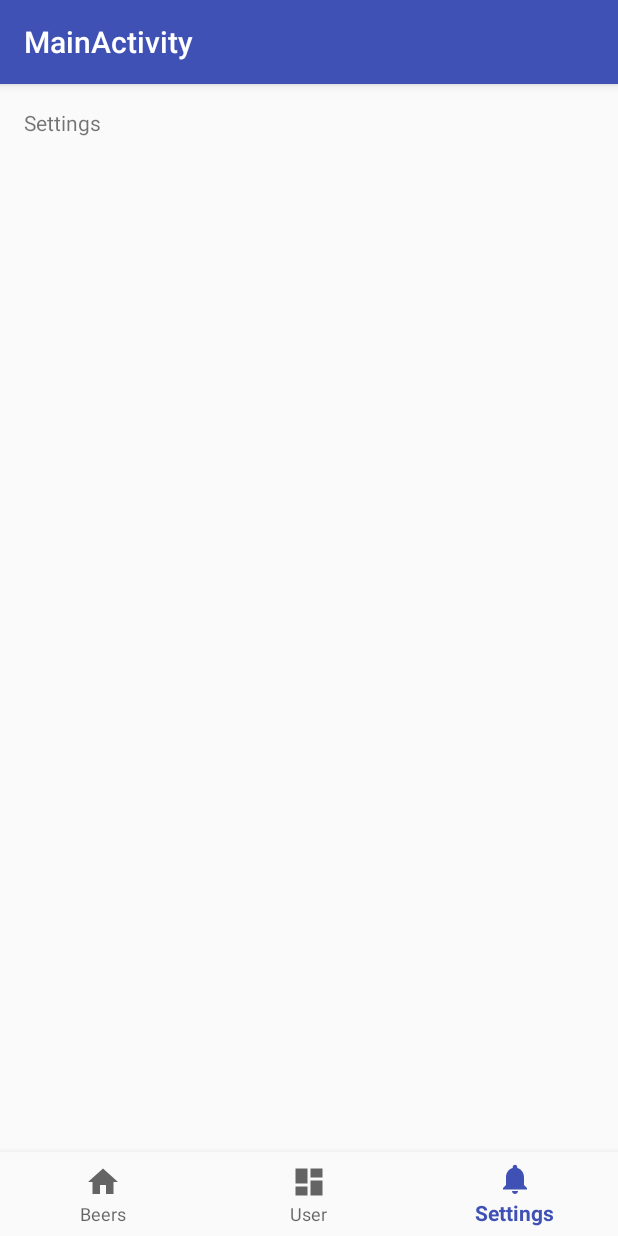
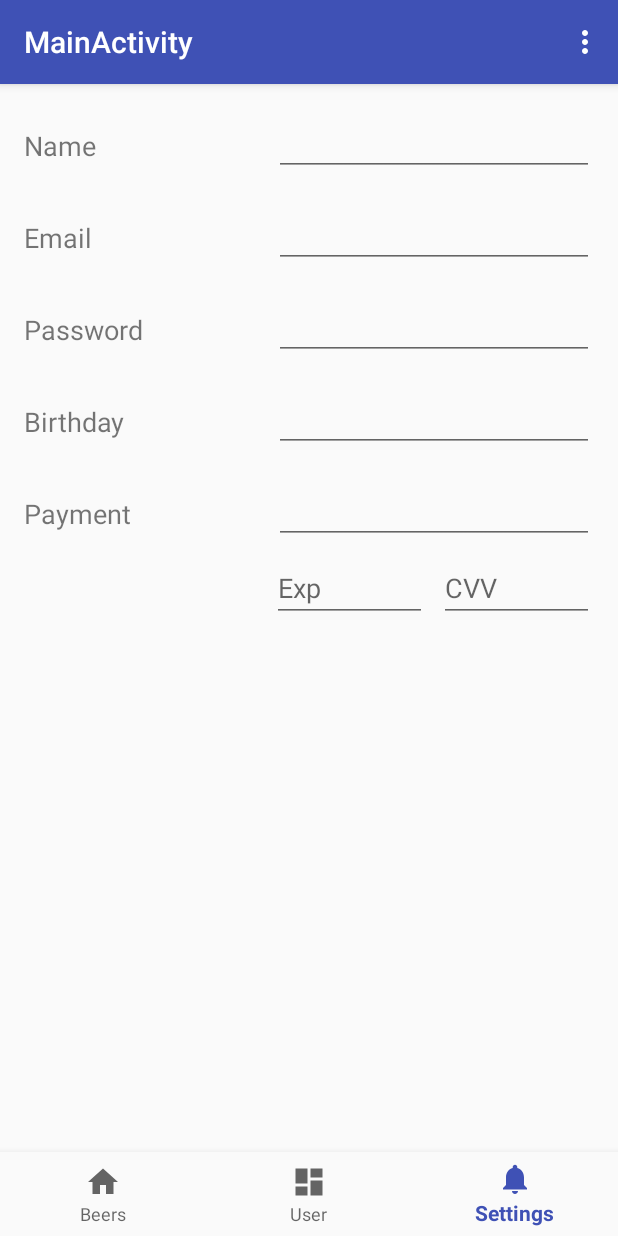
Before and after one commit to rayolanderos/UT-APT-FinalProject, an Android app: the screen it shows after launch once a user with an empty profile is signed in (MainActivity), item 3 of the bottom bar chosen, on a phone screen of 412 x 824 dp. Run offline under Robolectric (Android 15) with nearby library versions, the phone set to English and light mode, and no system bars; our stand-ins replace Firebase (no records; nobody signed in at launch, a user with empty details on screens opened directly).

Commit message:
Implemented sign out

```diff
--- a/androidapp/HopSquadApp/app/build.gradle
+++ b/androidapp/HopSquadApp/app/build.gradle
@@ -29,8 +29,13 @@ dependencies {
     compile 'com.google.firebase:firebase-auth:10.0.1'
     compile 'com.android.support:support-v4:26.+'
     testCompile 'junit:junit:4.12'
+    compile 'com.android.support.constraint:constraint-layout:1.0.2'
 }
 
 
 
+
+
+
+
 apply plugin: 'com.google.gms.google-services'
--- a/androidapp/HopSquadApp/app/src/main/java/com/hopsquad/hopsquadapp/LoginActivity.java
+++ b/androidapp/HopSquadApp/app/src/main/java/com/hopsquad/hopsquadapp/LoginActivity.java
@@ -40,7 +40,6 @@ public class LoginActivity extends AppCompatActivity {
     private View mLoginFormView;
 
     private FirebaseAuth mAuth;
-    private FirebaseAuth.AuthStateListener mAuthListener;
     private FirebaseUser mUser;
 
     protected void onCreate(Bundle savedInstanceState) {
@@ -159,9 +158,9 @@ public class LoginActivity extends AppCompatActivity {
                     mAuth.signInWithEmailAndPassword(loginEmail, loginPassword).addOnCompleteListener(new OnCompleteListener<AuthResult>() {
                         @Override
                         public void onComplete(@NonNull Task<AuthResult> task) {
+                            showProgress(false);
                             if(task.isSuccessful()) {
                                 Log.d("AUTH", "Existing User, Welcome back!");
-                                showProgress(false);
                                 launchMainActivity();
                             } else {
                                 mPasswordView.setError(getString(R.string.error_incorrect_password));
--- a/androidapp/HopSquadApp/app/src/main/java/com/hopsquad/hopsquadapp/MainActivity.java
+++ b/androidapp/HopSquadApp/app/src/main/java/com/hopsquad/hopsquadapp/MainActivity.java
@@ -1,45 +1,80 @@
 package com.hopsquad.hopsquadapp;
 
+import android.app.Fragment;
+import android.app.FragmentManager;
+import android.app.FragmentTransaction;
+import android.content.Intent;
 import android.os.Bundle;
 import android.support.annotation.NonNull;
 import android.support.design.widget.BottomNavigationView;
 import android.support.v7.app.AppCompatActivity;
 import android.view.MenuItem;
-import android.widget.TextView;
+
+import com.google.firebase.auth.FirebaseAuth;
+import com.google.firebase.auth.FirebaseUser;
 
 public class MainActivity extends AppCompatActivity {
-
-    private TextView mTextMessage;
 
     private BottomNavigationView.OnNavigationItemSelectedListener mOnNavigationItemSelectedListener
             = new BottomNavigationView.OnNavigationItemSelectedListener() {
 
         @Override
         public boolean onNavigationItemSelected(@NonNull MenuItem item) {
+            Fragment fragment = null;
+
             switch (item.getItemId()) {
                 case R.id.navigation_home:
-                    mTextMessage.setText(R.string.title_home);
-                    return true;
+                    fragment = new TapListFragment();
+                    break;
                 case R.id.navigation_dashboard:
-                    mTextMessage.setText(R.string.title_dashboard);
-                    return true;
+                    fragment = new UserHistoryFragment();
+                    break;
                 case R.id.navigation_notifications:
-                    mTextMessage.setText(R.string.title_notifications);
-                    return true;
+                    fragment = new SettingsFragment();
+                    break;
+            }
+
+            if (fragment != null) {
+                switchFragment(fragment);
+                return true;
             }
             return false;
         }
 
     };
 
+    private void switchFragment(Fragment fragment) {
+        FragmentManager manager = getFragmentManager();
+        FragmentTransaction transaction = manager.beginTransaction();
+        transaction.replace(R.id.content, fragment);
+        transaction.commit();
+    }
+
     @Override
     protected void onCreate(Bundle savedInstanceState) {
         super.onCreate(savedInstanceState);
         setContentView(R.layout.activity_main);
 
-        mTextMessage = (TextView) findViewById(R.id.message);
         BottomNavigationView navigation = (BottomNavigationView) findViewById(R.id.navigation);
         navigation.setOnNavigationItemSelectedListener(mOnNavigationItemSelectedListener);
     }
 
+    @Override
+    public boolean onOptionsItemSelected(MenuItem menuItem) {
+        switch (menuItem.getItemId()) {
+            case R.id.menuSignOut:
+                signOut();
+                return true;
+        }
+        return false;
+    }
+
+    private void signOut() {
+        FirebaseAuth mAuth = FirebaseAuth.getInstance();
+
+        mAuth.signOut();
+        Intent i = new Intent(this, LoginActivity.class);
+        startActivity(i);
+        finish();
+    }
 }
--- /dev/null
+++ b/androidapp/HopSquadApp/app/src/main/java/com/hopsquad/hopsquadapp/SettingsFragment.java
@@ -0,0 +1,67 @@
+package com.hopsquad.hopsquadapp;
+
+import android.app.Fragment;
+
+import android.os.Bundle;
+import android.view.LayoutInflater;
+import android.view.Menu;
+import android.view.MenuInflater;
+import android.view.View;
+import android.view.ViewGroup;
+
+
+public class SettingsFragment extends Fragment {
+    // TODO: Rename parameter arguments, choose names that match if needed
+    // the fragment initialization parameters, e.g. ARG_ITEM_NUMBER
+    private static final String ARG_PARAM1 = "param1";
+    private static final String ARG_PARAM2 = "param2";
+
+    // TODO: Rename and change types of parameters
+    private String mParam1;
+    private String mParam2;
+
+    public SettingsFragment() {
+        // Required empty public constructor
+    }
+
+    /**
+     * Use this factory method to create a new instance of
+     * this fragment using the provided parameters.
+     *
+     * @param param1 Parameter 1.
+     * @param param2 Parameter 2.
+     * @return A new instance of fragment SettingsFragment.
+     */
+    // TODO: Rename and change types and number of parameters
+    public static SettingsFragment newInstance(String param1, String param2) {
+        SettingsFragment fragment = new SettingsFragment();
+        Bundle args = new Bundle();
+        args.putString(ARG_PARAM1, param1);
+        args.putString(ARG_PARAM2, param2);
+        fragment.setArguments(args);
+        return fragment;
+    }
+
+    @Override
+    public void onCreate(Bundle savedInstanceState) {
+        super.onCreate(savedInstanceState);
+        setHasOptionsMenu(true);
+        if (getArguments() != null) {
+            mParam1 = getArguments().getString(ARG_PARAM1);
+            mParam2 = getArguments().getString(ARG_PARAM2);
+        }
+    }
+
+    @Override
+    public View onCreateView(LayoutInflater inflater, ViewGroup container,
+                             Bundle savedInstanceState) {
+        // Inflate the layout for this fragment
+        return inflater.inflate(R.layout.fragment_settings, container, false);
+    }
+
+    @Override
+    public void onCreateOptionsMenu(Menu menu, MenuInflater inflater) {
+        inflater.inflate(R.menu.settings, menu);
+    }
+
+}
--- a/androidapp/HopSquadApp/app/src/main/res/layout/activity_main.xml
+++ b/androidapp/HopSquadApp/app/src/main/res/layout/activity_main.xml
@@ -14,16 +14,6 @@
         android:layout_height="0dp"
         android:layout_weight="1">
 
-        <TextView
-            android:id="@+id/message"
-            android:layout_width="match_parent"
-            android:layout_height="wrap_content"
-            android:layout_marginBottom="@dimen/activity_vertical_margin"
-            android:layout_marginLeft="@dimen/activity_horizontal_margin"
-            android:layout_marginRight="@dimen/activity_horizontal_margin"
-            android:layout_marginTop="@dimen/activity_vertical_margin"
-            android:text="@string/title_home" />
-
     </FrameLayout>
 
     <android.support.design.widget.BottomNavigationView
--- /dev/null
+++ b/androidapp/HopSquadApp/app/src/main/res/layout/fragment_settings.xml
@@ -0,0 +1,159 @@
+<FrameLayout xmlns:android="http://schemas.android.com/apk/res/android"
+    xmlns:app="http://schemas.android.com/apk/res-auto"
+    xmlns:tools="http://schemas.android.com/tools"
+    android:layout_width="match_parent"
+    android:layout_height="match_parent"
+    tools:context="com.hopsquad.hopsquadapp.SettingsFragment">
+
+    <!-- TODO: Update blank fragment layout -->
+
+    <android.support.constraint.ConstraintLayout
+        android:layout_width="match_parent"
+        android:layout_height="match_parent">
+
+        <TextView
+            android:id="@+id/textView"
+            android:layout_width="0dp"
+            android:layout_height="wrap_content"
+            android:text="@string/account_name"
+            android:textSize="18sp"
+            android:layout_marginLeft="16dp"
+            app:layout_constraintLeft_toLeftOf="parent"
+            app:layout_constraintRight_toLeftOf="@+id/nameField"
+            android:layout_marginRight="8dp"
+            app:layout_constraintBottom_toBottomOf="@+id/nameField"
+            android:layout_marginBottom="8dp" />
+
+        <TextView
+            android:id="@+id/textView2"
+            android:layout_width="0dp"
+            android:layout_height="wrap_content"
+            android:text="@string/account_email"
+            android:textSize="18sp"
+            app:layout_constraintLeft_toLeftOf="parent"
+            android:layout_marginLeft="16dp"
+            app:layout_constraintRight_toLeftOf="@+id/emailField"
+            android:layout_marginRight="8dp"
+            app:layout_constraintBottom_toBottomOf="@+id/emailField"
+            android:layout_marginBottom="8dp" />
+
+        <EditText
+            android:id="@+id/nameField"
+            android:layout_width="wrap_content"
+            android:layout_height="wrap_content"
+            android:ems="10"
+            android:inputType="textEmailAddress"
+            android:layout_marginRight="16dp"
+            app:layout_constraintRight_toRightOf="parent"
+            app:layout_constraintTop_toTopOf="parent"
+            android:layout_marginTop="16dp" />
+
+        <TextView
+            android:id="@+id/textView3"
+            android:layout_width="0dp"
+            android:layout_height="wrap_content"
+            android:layout_marginLeft="16dp"
+            android:text="@string/account_password"
+            android:textSize="18sp"
+            app:layout_constraintLeft_toLeftOf="parent"
+            app:layout_constraintBottom_toBottomOf="@+id/passwordField"
+            android:layout_marginBottom="8dp"
+            app:layout_constraintRight_toLeftOf="@+id/passwordField"
+            android:layout_marginRight="8dp" />
+
+        <TextView
+            android:id="@+id/textView4"
+            android:layout_width="0dp"
+            android:layout_height="wrap_content"
+            android:text="@string/account_birthday"
+            android:textSize="18sp"
+            android:layout_marginLeft="16dp"
+            app:layout_constraintLeft_toLeftOf="parent"
+            app:layout_constraintBottom_toBottomOf="@+id/editText6"
+            android:layout_marginBottom="8dp"
+            app:layout_constraintRight_toLeftOf="@+id/editText6"
+            android:layout_marginRight="8dp" />
+
+        <TextView
+            android:id="@+id/textView5"
+            android:layout_width="0dp"
+            android:layout_height="wrap_content"
+            android:text="@string/account_payment"
+            android:textSize="18sp"
+            android:layout_marginLeft="16dp"
+            app:layout_constraintLeft_toLeftOf="parent"
+            app:layout_constraintBottom_toBottomOf="@+id/cardNumberField"
+            android:layout_marginBottom="8dp"
+            app:layout_constraintRight_toLeftOf="@+id/cardNumberField"
+            android:layout_marginRight="8dp" />
+
+        <EditText
+            android:id="@+id/emailField"
+            android:layout_width="wrap_content"
+            android:layout_height="wrap_content"
+            android:ems="10"
+            android:inputType="textEmailAddress"
+            android:layout_marginTop="16dp"
+            app:layout_constraintTop_toBottomOf="@+id/nameField"
+            android:layout_marginRight="16dp"
+            app:layout_constraintRight_toRightOf="parent" />
+
+        <EditText
+            android:id="@+id/passwordField"
+            android:layout_width="wrap_content"
+            android:layout_height="wrap_content"
+            android:ems="10"
+            android:inputType="textPassword"
+            android:layout_marginRight="16dp"
+            app:layout_constraintRight_toRightOf="parent"
+            android:layout_marginTop="16dp"
+            app:layout_constraintTop_toBottomOf="@+id/emailField" />
+
+        <EditText
+            android:id="@+id/editText6"
+            android:layout_width="wrap_content"
+            android:layout_height="wrap_content"
+            android:ems="10"
+            android:inputType="date"
+            android:layout_marginRight="16dp"
+            app:layout_constraintRight_toRightOf="parent"
+            android:layout_marginTop="16dp"
+            app:layout_constraintTop_toBottomOf="@+id/passwordField" />
+
+        <EditText
+            android:id="@+id/cardNumberField"
+            android:layout_width="wrap_content"
+            android:layout_height="wrap_content"
+            android:ems="10"
+            android:inputType="number"
+            android:layout_marginRight="16dp"
+            app:layout_constraintRight_toRightOf="parent"
+            android:layout_marginTop="16dp"
+            app:layout_constraintTop_toBottomOf="@+id/editText6" />
+
+        <EditText
+            android:id="@+id/cvvField"
+            android:layout_width="103dp"
+            android:layout_height="44dp"
+            android:ems="10"
+            android:hint="@string/payment_cvv"
+            android:inputType="number"
+            android:layout_marginTop="8dp"
+            app:layout_constraintTop_toBottomOf="@+id/cardNumberField"
+            android:layout_marginRight="16dp"
+            app:layout_constraintRight_toRightOf="parent" />
+
+        <EditText
+            android:id="@+id/expirationDateField"
+            android:layout_width="103dp"
+            android:layout_height="44dp"
+            android:layout_marginBottom="0dp"
+            android:layout_marginRight="8dp"
+            android:ems="10"
+            android:hint="@string/payment_expiration"
+            android:inputType="date"
+            app:layout_constraintBottom_toBottomOf="@+id/cvvField"
+            app:layout_constraintRight_toLeftOf="@+id/cvvField" />
+
+    </android.support.constraint.ConstraintLayout>
+</FrameLayout>
--- /dev/null
+++ b/androidapp/HopSquadApp/app/src/main/res/menu/settings.xml
@@ -0,0 +1,8 @@
+<?xml version="1.0" encoding="utf-8"?>
+<menu xmlns:app="http://schemas.android.com/apk/res-auto"
+    xmlns:android="http://schemas.android.com/apk/res/android">
+
+    <item
+        android:id="@+id/menuSignOut"
+        android:title="@string/account_signout" />
+</menu>
--- a/androidapp/HopSquadApp/app/src/main/res/values/strings.xml
+++ b/androidapp/HopSquadApp/app/src/main/res/values/strings.xml
@@ -18,4 +18,15 @@
     <string name="title_dashboard">User</string>
     <string name="title_notifications">Settings</string>
 
+    <!-- TODO: Remove or change this placeholder text -->
+    <string name="hello_blank_fragment">Hello blank fragment</string>
+    <string name="account_name">Name</string>
+    <string name="account_email">Email</string>
+    <string name="account_password">Password</string>
+    <string name="account_birthday">Birthday</string>
+    <string name="account_payment">Payment</string>
+    <string name="account_signout">Sign Out</string>
+    <string name="payment_cvv">CVV</string>
+    <string name="payment_expiration">Exp</string>
+
 </resources>
```
Also changed, not shown: androidapp/HopSquadApp/app/src/main/java/com/hopsquad/hopsquadapp/TapListFragment.java (added, +57 -0 lines), androidapp/HopSquadApp/app/src/main/java/com/hopsquad/hopsquadapp/UserHistoryFragment.java (added, +56 -0 lines), androidapp/HopSquadApp/app/src/main/res/layout/fragment_tap_list.xml (added, +13 -0 lines), androidapp/HopSquadApp/app/src/main/res/layout/fragment_user_history.xml (added, +13 -0 lines).
